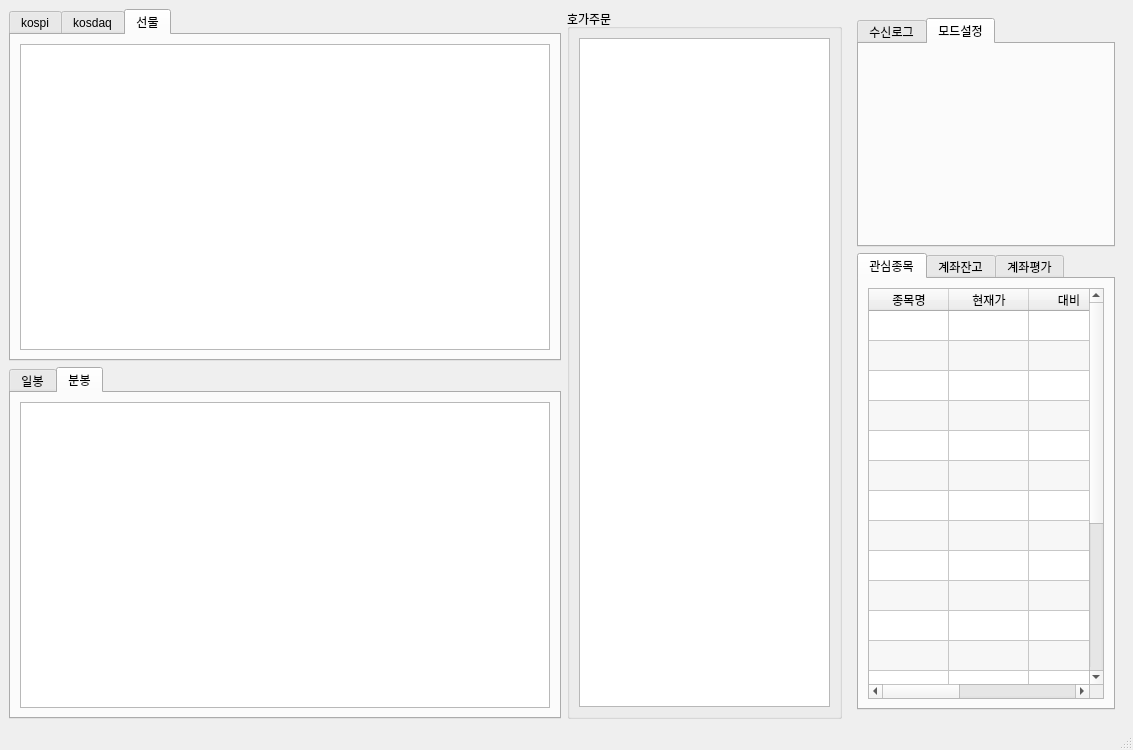
Above: mywindow.ui from ajjicamp/my_window before the change. Below: the same form after it.
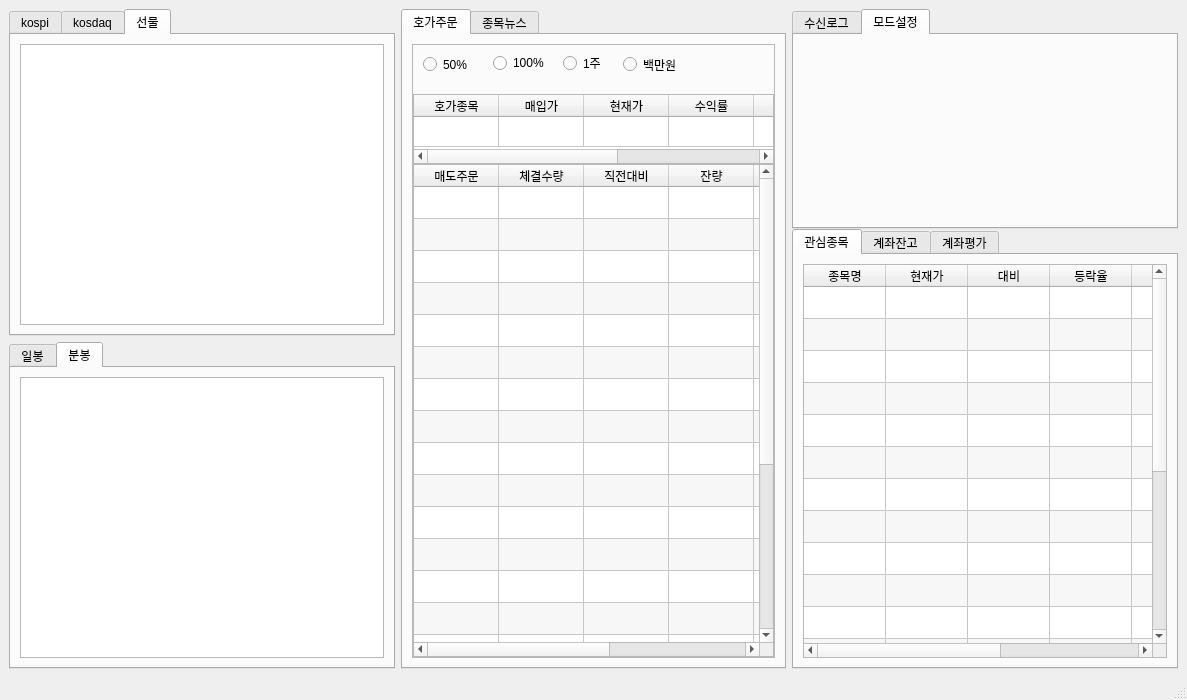
That is the form after the change. The open tabs and pages were chosen to show the change. Custom widgets are drawn as their Qt base class.

Patch:
```diff
--- a/mywindow.ui
+++ b/mywindow.ui
@@ -6,15 +6,42 @@
    <rect>
     <x>0</x>
     <y>0</y>
-    <width>1133</width>
-    <height>750</height>
+    <width>1187</width>
+    <height>700</height>
    </rect>
   </property>
   <property name="windowTitle">
    <string>MainWindow</string>
   </property>
   <widget class="QWidget" name="centralwidget">
-   <layout class="QGridLayout" name="gridLayout_10" columnstretch="200,100,100">
+   <layout class="QGridLayout" name="gridLayout_10" columnstretch="0,0,0">
+    <item row="1" column="0">
+     <widget class="QTabWidget" name="code_chart">
+      <property name="currentIndex">
+       <number>1</number>
+      </property>
+      <widget class="QWidget" name="teb_daily">
+       <attribute name="title">
+        <string>일봉</string>
+       </attribute>
+       <layout class="QGridLayout" name="gridLayout_5">
+        <item row="0" column="0">
+         <widget class="PlotWidget" name="day_chart"/>
+        </item>
+       </layout>
+      </widget>
+      <widget class="QWidget" name="tab_weekly">
+       <attribute name="title">
+        <string>분봉</string>
+       </attribute>
+       <layout class="QGridLayout" name="gridLayout_7">
+        <item row="0" column="0">
+         <widget class="QGraphicsView" name="weekly_chart"/>
+        </item>
+       </layout>
+      </widget>
+     </widget>
+    </item>
     <item row="0" column="0">
      <widget class="QTabWidget" name="market">
       <property name="currentIndex">
@@ -53,13 +80,282 @@
      </widget>
     </item>
     <item row="0" column="1" rowspan="2">
-     <widget class="QGroupBox" name="hoga_order">
-      <property name="title">
-       <string>호가주문</string>
-      </property>
+     <widget class="QWidget" name="hoga_order" native="true">
       <layout class="QGridLayout" name="gridLayout_8">
+       <property name="leftMargin">
+        <number>0</number>
+       </property>
+       <property name="topMargin">
+        <number>0</number>
+       </property>
+       <property name="rightMargin">
+        <number>0</number>
+       </property>
+       <property name="bottomMargin">
+        <number>0</number>
+       </property>
+       <property name="spacing">
+        <number>0</number>
+       </property>
        <item row="1" column="0">
-        <widget class="QTableWidget" name="hogawindow"/>
+        <widget class="QTabWidget" name="tabWidget">
+         <property name="currentIndex">
+          <number>0</number>
+         </property>
+         <widget class="QWidget" name="tab">
+          <attribute name="title">
+           <string>호가주문</string>
+          </attribute>
+          <layout class="QGridLayout" name="gridLayout_13">
+           <item row="0" column="1">
+            <widget class="QFrame" name="frame">
+             <property name="frameShape">
+              <enum>QFrame::StyledPanel</enum>
+             </property>
+             <property name="frameShadow">
+              <enum>QFrame::Raised</enum>
+             </property>
+             <layout class="QGridLayout" name="gridLayout_14" rowstretch="80,50,800,0">
+              <property name="leftMargin">
+               <number>0</number>
+              </property>
+              <property name="topMargin">
+               <number>0</number>
+              </property>
+              <property name="rightMargin">
+               <number>0</number>
+              </property>
+              <property name="bottomMargin">
+               <number>0</number>
+              </property>
+              <property name="spacing">
+               <number>0</number>
+              </property>
+              <item row="0" column="0">
+               <widget class="QWidget" name="widget_2" native="true">
+                <widget class="QRadioButton" name="radioButton">
+                 <property name="geometry">
+                  <rect>
+                   <x>10</x>
+                   <y>10</y>
+                   <width>61</width>
+                   <height>19</height>
+                  </rect>
+                 </property>
+                 <property name="text">
+                  <string>50%</string>
+                 </property>
+                </widget>
+                <widget class="QRadioButton" name="radioButton_3">
+                 <property name="geometry">
+                  <rect>
+                   <x>80</x>
+                   <y>10</y>
+                   <width>71</width>
+                   <height>16</height>
+                  </rect>
+                 </property>
+                 <property name="text">
+                  <string>100%</string>
+                 </property>
+                </widget>
+                <widget class="QRadioButton" name="radioButton_2">
+                 <property name="geometry">
+                  <rect>
+                   <x>150</x>
+                   <y>10</y>
+                   <width>51</width>
+                   <height>16</height>
+                  </rect>
+                 </property>
+                 <property name="text">
+                  <string>1주</string>
+                 </property>
+                </widget>
+                <widget class="QRadioButton" name="radioButton_4">
+                 <property name="geometry">
+                  <rect>
+                   <x>210</x>
+                   <y>10</y>
+                   <width>91</width>
+                   <height>19</height>
+                  </rect>
+                 </property>
+                 <property name="text">
+                  <string>백만원</string>
+                 </property>
+                </widget>
+               </widget>
+              </item>
+              <item row="1" column="0">
+               <widget class="QTableWidget" name="tableWidget_2">
+                <property name="verticalScrollBarPolicy">
+                 <enum>Qt::ScrollBarAlwaysOff</enum>
+                </property>
+                <property name="horizontalScrollBarPolicy">
+                 <enum>Qt::ScrollBarAsNeeded</enum>
+                </property>
+                <property name="sizeAdjustPolicy">
+                 <enum>QAbstractScrollArea::AdjustIgnored</enum>
+                </property>
+                <property name="autoScroll">
+                 <bool>true</bool>
+                </property>
+                <property name="autoScrollMargin">
+                 <number>16</number>
+                </property>
+                <property name="rowCount">
+                 <number>1</number>
+                </property>
+                <property name="columnCount">
+                 <number>7</number>
+                </property>
+                <attribute name="horizontalHeaderDefaultSectionSize">
+                 <number>85</number>
+                </attribute>
+                <attribute name="verticalHeaderVisible">
+                 <bool>false</bool>
+                </attribute>
+                <attribute name="verticalHeaderDefaultSectionSize">
+                 <number>30</number>
+                </attribute>
+                <row/>
+                <column>
+                 <property name="text">
+                  <string>호가종목</string>
+                 </property>
+                </column>
+                <column>
+                 <property name="text">
+                  <string>매입가</string>
+                 </property>
+                </column>
+                <column>
+                 <property name="text">
+                  <string>현재가</string>
+                 </property>
+                </column>
+                <column>
+                 <property name="text">
+                  <string>수익률</string>
+                 </property>
+                </column>
+                <column>
+                 <property name="text">
+                  <string>평가손익</string>
+                 </property>
+                </column>
+                <column>
+                 <property name="text">
+                  <string>매입금액</string>
+                 </property>
+                </column>
+                <column>
+                 <property name="text">
+                  <string>평가금액</string>
+                 </property>
+                </column>
+               </widget>
+              </item>
+              <item row="2" column="0">
+               <widget class="QTableWidget" name="tableWidget_3">
+                <property name="alternatingRowColors">
+                 <bool>true</bool>
+                </property>
+                <property name="rowCount">
+                 <number>22</number>
+                </property>
+                <property name="columnCount">
+                 <number>7</number>
+                </property>
+                <attribute name="horizontalHeaderDefaultSectionSize">
+                 <number>85</number>
+                </attribute>
+                <attribute name="horizontalHeaderHighlightSections">
+                 <bool>true</bool>
+                </attribute>
+                <attribute name="horizontalHeaderStretchLastSection">
+                 <bool>true</bool>
+                </attribute>
+                <attribute name="verticalHeaderVisible">
+                 <bool>false</bool>
+                </attribute>
+                <attribute name="verticalHeaderCascadingSectionResizes">
+                 <bool>false</bool>
+                </attribute>
+                <attribute name="verticalHeaderDefaultSectionSize">
+                 <number>32</number>
+                </attribute>
+                <row/>
+                <row/>
+                <row/>
+                <row/>
+                <row/>
+                <row/>
+                <row/>
+                <row/>
+                <row/>
+                <row/>
+                <row/>
+                <row/>
+                <row/>
+                <row/>
+                <row/>
+                <row/>
+                <row/>
+                <row/>
+                <row/>
+                <row/>
+                <row/>
+                <row/>
+                <column>
+                 <property name="text">
+                  <string>매도주문</string>
+                 </property>
+                </column>
+                <column>
+                 <property name="text">
+                  <string>체결수량</string>
+                 </property>
+                </column>
+                <column>
+                 <property name="text">
+                  <string>직전대비</string>
+                 </property>
+                </column>
+                <column>
+                 <property name="text">
+                  <string>잔량</string>
+                 </property>
+                </column>
+                <column>
+                 <property name="text">
+                  <string>호가</string>
+                 </property>
+                </column>
+                <column>
+                 <property name="text">
+                  <string>증감률</string>
+                 </property>
+                </column>
+                <column>
+                 <property name="text">
+                  <string>매수주문</string>
+                 </property>
+                </column>
+               </widget>
+              </item>
+             </layout>
+            </widget>
+           </item>
+          </layout>
+         </widget>
+         <widget class="QWidget" name="tab_2">
+          <attribute name="title">
+           <string>종목뉴스</string>
+          </attribute>
+         </widget>
+        </widget>
        </item>
       </layout>
      </widget>
@@ -67,6 +363,21 @@
     <item row="0" column="2" rowspan="2">
      <widget class="QWidget" name="widget" native="true">
       <layout class="QGridLayout" name="gridLayout_4" rowstretch="100,200">
+       <property name="leftMargin">
+        <number>0</number>
+       </property>
+       <property name="topMargin">
+        <number>0</number>
+       </property>
+       <property name="rightMargin">
+        <number>0</number>
+       </property>
+       <property name="bottomMargin">
+        <number>0</number>
+       </property>
+       <property name="spacing">
+        <number>0</number>
+       </property>
        <item row="0" column="0">
         <widget class="QTabWidget" name="control">
          <property name="currentIndex">
@@ -112,13 +423,13 @@
               <number>20</number>
              </property>
              <property name="columnCount">
-              <number>5</number>
+              <number>7</number>
              </property>
              <attribute name="horizontalHeaderCascadingSectionResizes">
               <bool>false</bool>
              </attribute>
              <attribute name="horizontalHeaderDefaultSectionSize">
-              <number>80</number>
+              <number>82</number>
              </attribute>
              <attribute name="horizontalHeaderHighlightSections">
               <bool>false</bool>
@@ -127,11 +438,14 @@
               <bool>false</bool>
              </attribute>
              <attribute name="horizontalHeaderStretchLastSection">
-              <bool>true</bool>
+              <bool>false</bool>
              </attribute>
              <attribute name="verticalHeaderVisible">
               <bool>false</bool>
              </attribute>
+             <attribute name="verticalHeaderDefaultSectionSize">
+              <number>32</number>
+             </attribute>
              <row/>
              <row/>
              <row/>
@@ -177,6 +491,16 @@
                <string>거래량</string>
               </property>
              </column>
+             <column>
+              <property name="text">
+               <string>거래대금</string>
+              </property>
+             </column>
+             <column>
+              <property name="text">
+               <string>체결강도</string>
+              </property>
+             </column>
             </widget>
            </item>
           </layout>
@@ -341,33 +665,6 @@
       </layout>
      </widget>
     </item>
-    <item row="1" column="0">
-     <widget class="QTabWidget" name="code_chart">
-      <property name="currentIndex">
-       <number>1</number>
-      </property>
-      <widget class="QWidget" name="teb_daily">
-       <attribute name="title">
-        <string>일봉</string>
-       </attribute>
-       <layout class="QGridLayout" name="gridLayout_5">
-        <item row="0" column="0">
-         <widget class="PlotWidget" name="day_chart"/>
-        </item>
-       </layout>
-      </widget>
-      <widget class="QWidget" name="tab_weekly">
-       <attribute name="title">
-        <string>분봉</string>
-       </attribute>
-       <layout class="QGridLayout" name="gridLayout_7">
-        <item row="0" column="0">
-         <widget class="QGraphicsView" name="weekly_chart"/>
-        </item>
-       </layout>
-      </widget>
-     </widget>
-    </item>
    </layout>
   </widget>
   <widget class="QMenuBar" name="menubar">
```
Left out of the diff: 15 changed lines with no effect on the pictures.
